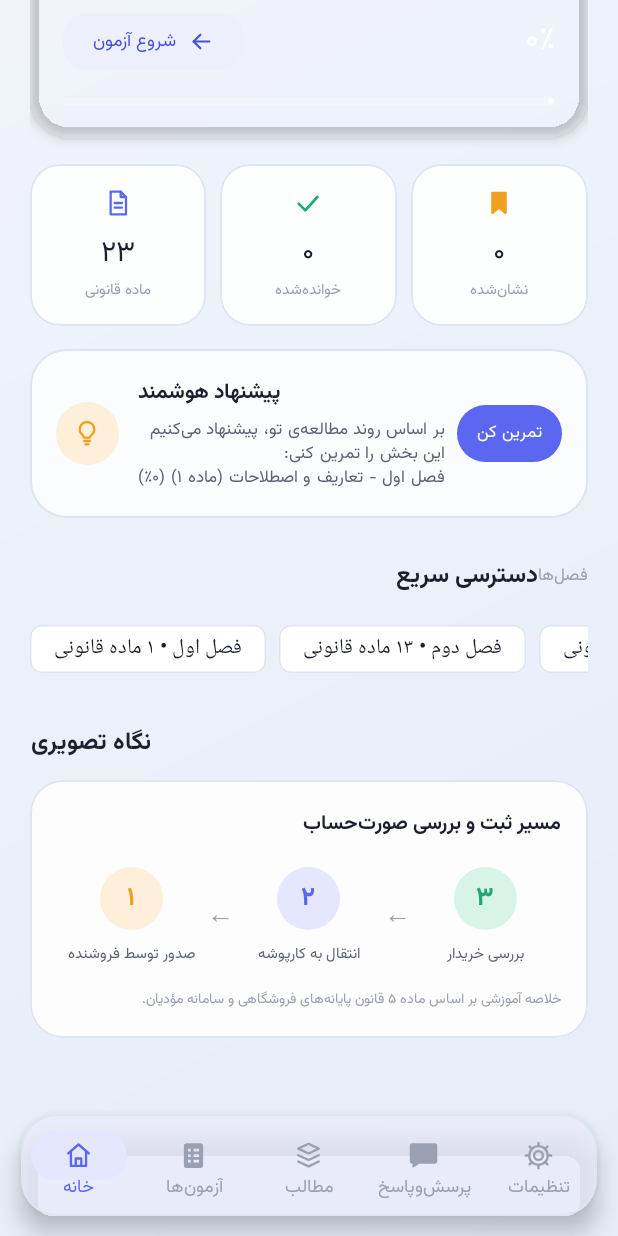
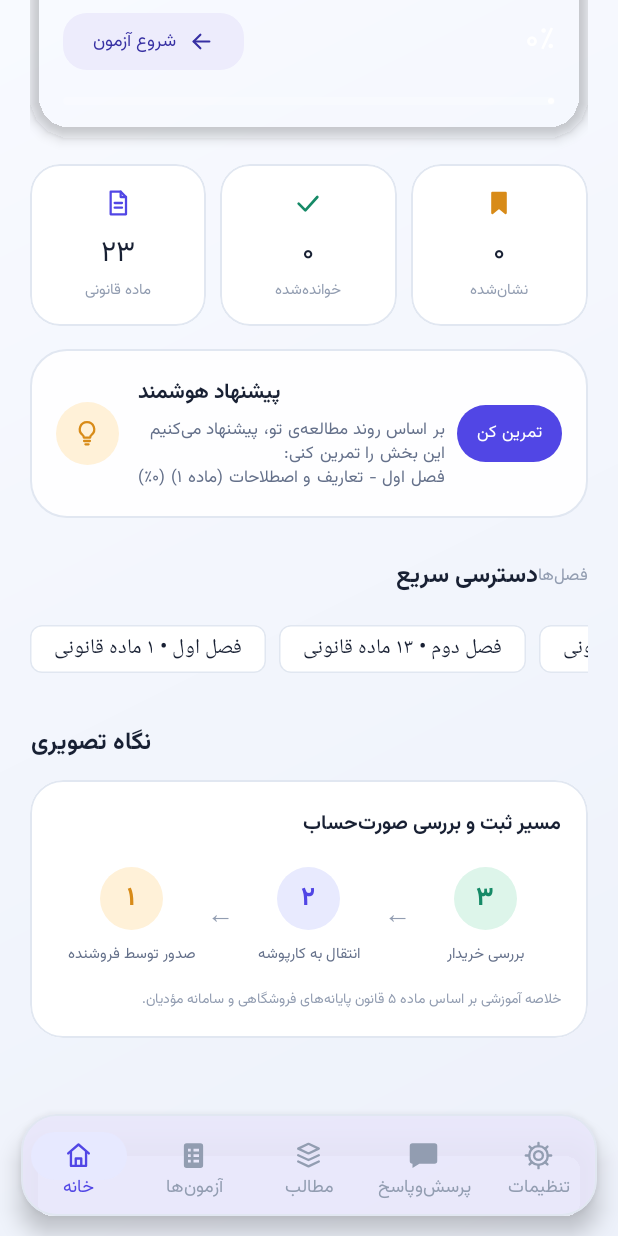
Before and after one commit to TheVrisky/irtax, an Android app built with Jetpack Compose: the screen it shows after launch (MainActivity), scrolled down 254 dp, on a phone screen of 412 x 824 dp. Run offline under Robolectric (Android 15) with nearby library versions, the phone set to English and light mode, and no system bars.

Commit message:
Refresh IRTAX 2.0.2 visual system

```diff
--- a/app/src/main/res/values/colors.xml
+++ b/app/src/main/res/values/colors.xml
@@ -1,60 +1,50 @@
 <?xml version="1.0" encoding="utf-8"?>
 <resources>
-    <!-- ===== Base ===== -->
     <color name="white">#FFFFFF</color>
     <color name="black">#000000</color>
 
-    <!-- ===== Light palette (soft gray-blue + indigo accent) ===== -->
-    <color name="background">#F2F5FA</color>
-    <color name="bg_gradient_start">#F0F3FA</color>
-    <color name="bg_gradient_end">#E6EDF8</color>
+    <!-- Light: clean editorial surfaces with indigo and teal accents -->
+    <color name="background">#F5F7FC</color>
+    <color name="bg_gradient_start">#F8FAFF</color>
+    <color name="bg_gradient_end">#EDF1FA</color>
+    <color name="surface_glass">#E8FFFFFF</color>
+    <color name="surface_glass_strong">#FFFFFFFF</color>
+    <color name="surface_solid">#FFFFFFFF</color>
+    <color name="surface_tinted">#F0F2FA</color>
 
-    <color name="surface_glass">#C9FFFFFF</color>
-    <color name="surface_glass_strong">#E6FFFFFF</color>
-    <color name="surface_solid">#FFFFFF</color>
-    <color name="surface_tinted">#F0F3FB</color>
+    <color name="text_primary">#182033</color>
+    <color name="text_secondary">#64708A</color>
+    <color name="text_tertiary">#929DB1</color>
+    <color name="outline">#E1E7F1</color>
+    <color name="outline_strong">#CBD4E4</color>
 
-    <color name="text_primary">#1B1F2E</color>
-    <color name="text_secondary">#5B6273</color>
-    <color name="text_tertiary">#9AA0B2</color>
-    <color name="outline">#DFE5F0</color>
-    <color name="outline_strong">#CBD3E2</color>
+    <color name="primary">#5146E5</color>
+    <color name="primary_deep">#3730A3</color>
+    <color name="on_primary">#FFFFFF</color>
+    <color name="primary_container">#E8EAFE</color>
+    <color name="on_primary_container">#3730A3</color>
+    <color name="primary_soft_alpha">#1A5146E5</color>
 
-    <!-- ===== Primary accent (indigo / نیلی) ===== -->
-    <color name="primary">#5B67F1</color>
-    <color name="primary_deep">#4650D8</color>
-    <color name="on_primary">#FFFFFF</color>
-    <color name="primary_container">#E4E7FE</color>
-    <color name="on_primary_container">#2B33A8</color>
-    <color name="primary_soft_alpha">#1A5B67F1</color>
+    <color name="secondary">#0F9D91</color>
+    <color name="secondary_container">#D8F5F0</color>
+    <color name="on_secondary_container">#086B63</color>
 
-    <!-- ===== Secondary accent (teal) ===== -->
-    <color name="secondary">#14B8A6</color>
-    <color name="secondary_container">#D3F5EF</color>
-    <color name="on_secondary_container">#0B6E62</color>
+    <color name="hero_gradient_start">#4338CA</color>
+    <color name="hero_gradient_end">#6D5CE7</color>
 
-    <!-- ===== Hero gradient ===== -->
-    <color name="hero_gradient_start">#5B67F1</color>
-    <color name="hero_gradient_end">#7C8CF8</color>
+    <color name="success">#168A67</color>
+    <color name="success_container">#DDF5EA</color>
+    <color name="danger">#D94352</color>
+    <color name="danger_container">#FCE8EA</color>
+    <color name="warning">#D88B18</color>
+    <color name="warning_container">#FFF1D8</color>
 
-    <!-- ===== Semantic ===== -->
-    <color name="success">#1FA97A</color>
-    <color name="success_container">#D8F4E8</color>
-    <color name="danger">#E5484D</color>
-    <color name="danger_container">#FCE4E5</color>
-    <color name="warning">#F0A01F</color>
-    <color name="warning_container">#FDEFD9</color>
+    <color name="primary_teal">#0F9D91</color>
+    <color name="primary_teal_container">#D8F5F0</color>
+    <color name="primary_violet">#8B5CF6</color>
+    <color name="primary_violet_container">#EEE7FF</color>
 
-    <!-- ===== Alternative accents ===== -->
-    <color name="primary_teal">#10A99F</color>
-    <color name="primary_teal_container">#D3F5F0</color>
-    <color name="primary_violet">#8B5CF6</color>
-    <color name="primary_violet_container">#ECE4FE</color>
-
-    <!-- ===== Nav bar glass ===== -->
-    <color name="nav_glass">#D9FFFFFF</color>
-    <color name="nav_indicator">#E4E7FE</color>
-
-    <!-- ===== Launcher ===== -->
-    <color name="launcher_background">#5B67F1</color>
+    <color name="nav_glass">#F2FFFFFF</color>
+    <color name="nav_indicator">#E7E9FF</color>
+    <color name="launcher_background">#5146E5</color>
 </resources>
```
